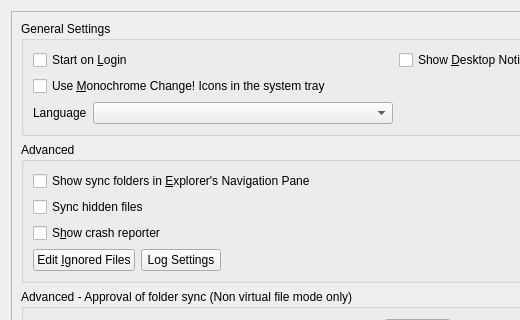
Qt form src/gui/generalsettings.ui (OMakonis/client) before a commit; both pictures show x 0 to 520 and y 0 to 320 of the 791 by 686 pixel window.
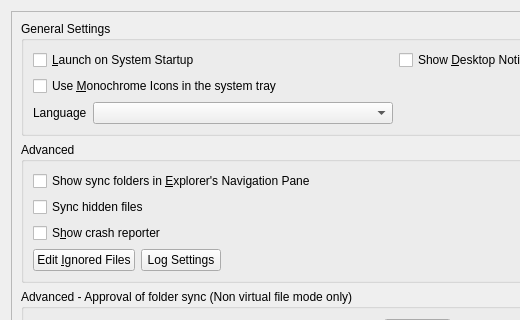
The same form after that commit. Custom widgets are drawn as their Qt base class.

Diff of the .ui file:
```diff
--- a/src/gui/generalsettings.ui
+++ b/src/gui/generalsettings.ui
@@ -38,7 +38,7 @@
           <item row="1" column="0">
            <widget class="QCheckBox" name="monoIconsCheckBox">
             <property name="text">
-             <string>Use &amp;Monochrome Change! Icons in the system tray</string>
+             <string>Use &amp;Monochrome Icons in the system tray</string>
             </property>
            </widget>
           </item>
@@ -52,7 +52,7 @@
           <item row="0" column="0">
            <widget class="QCheckBox" name="autostartCheckBox">
             <property name="text">
-             <string>Start on &amp;Login</string>
+             <string>&amp;Launch on System Startup</string>
             </property>
            </widget>
           </item>
```
